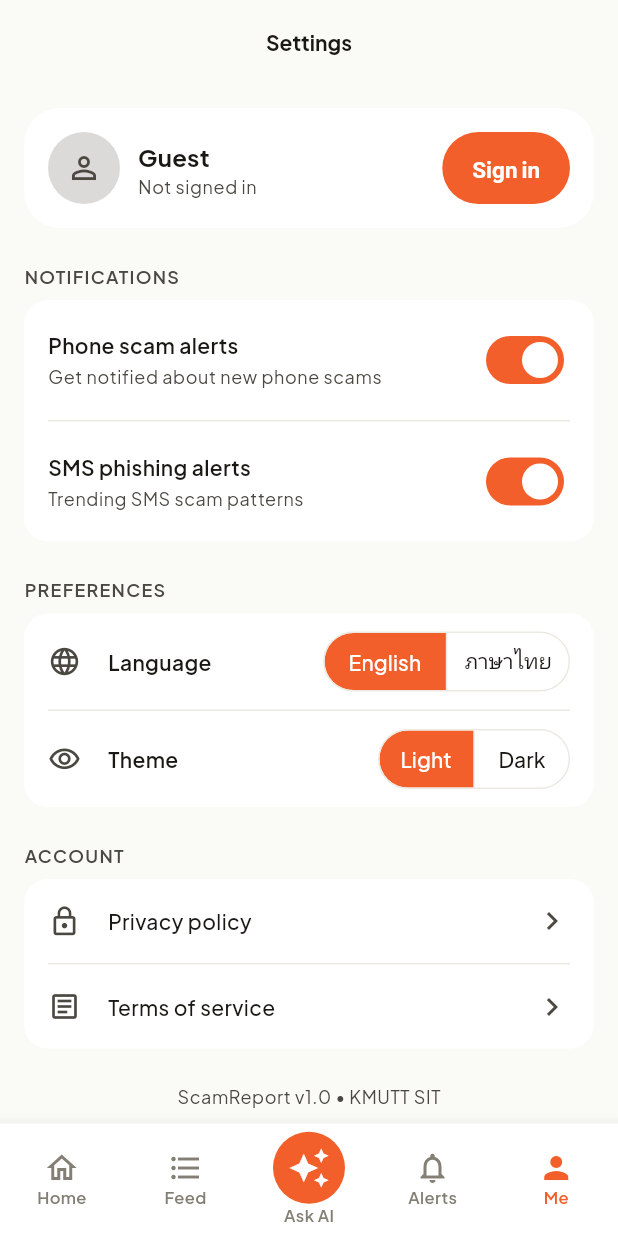
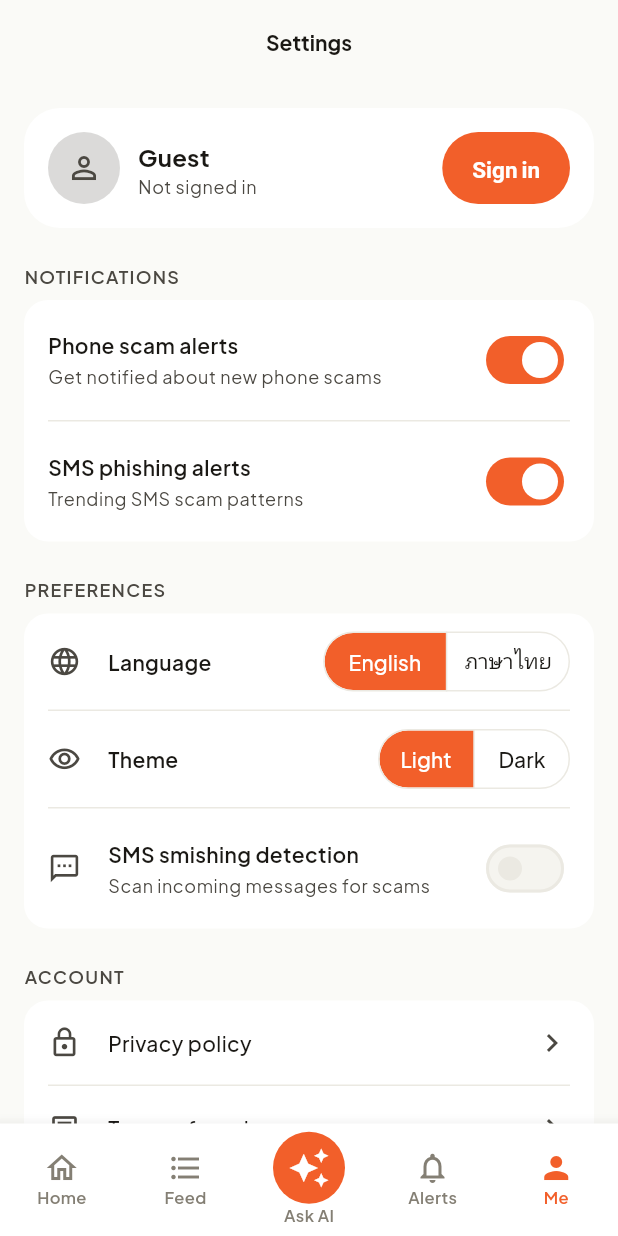
Before and after one commit to CSC234-UserCenteredMobileApp/ScamReport, a Flutter app: the SettingsScreen screen opened by its route, after a tap on "English", on a phone screen of 412 x 824 dp. Run offline on Flutter 3.47's test engine with Material 3 defaults, Android fonts, the phone set to English and light mode, and no system bars; our stand-ins replace cloud_firestore, drift, firebase_analytics, firebase_auth, firebase_core, firebase_crashlytics and 8 more; accounts and stored records are empty; generated files the repository leaves out were written again; network calls fail.

Commit message:
feat(mobile): smsScanning setting + consent/permission toggle in preferences
Co-Authored-By: Claude Sonnet 4.6 <noreply@anthropic.com>

```diff
--- a/apps/mobile/lib/features/settings/data/settings_repository.dart
+++ b/apps/mobile/lib/features/settings/data/settings_repository.dart
@@ -7,6 +7,7 @@ const _keyTheme = 'settings_theme';
 const _keyLanguage = 'settings_language';
 const _keyPhoneScam = 'notif_phone_scam';
 const _keySmsPhishing = 'notif_sms_phishing';
+const _keySmsScanning = 'feature_sms_scanning';
 
 class SettingsRepository {
   const SettingsRepository(this._prefs);
@@ -26,6 +27,7 @@ class SettingsRepository {
       language: _prefs.getString(_keyLanguage) ?? 'th',
       phoneScamAlerts: _prefs.getBool(_keyPhoneScam) ?? true,
       smsPhishingAlerts: _prefs.getBool(_keySmsPhishing) ?? true,
+      smsScanning: _prefs.getBool(_keySmsScanning) ?? false,
     );
   }
 
@@ -40,6 +42,7 @@ class SettingsRepository {
       _prefs.setString(_keyLanguage, state.language),
       _prefs.setBool(_keyPhoneScam, state.phoneScamAlerts),
       _prefs.setBool(_keySmsPhishing, state.smsPhishingAlerts),
+      _prefs.setBool(_keySmsScanning, state.smsScanning),
     ]);
   }
 }
--- a/apps/mobile/lib/features/settings/domain/settings_state.dart
+++ b/apps/mobile/lib/features/settings/domain/settings_state.dart
@@ -6,18 +6,21 @@ class SettingsState {
     required this.language,
     required this.phoneScamAlerts,
     required this.smsPhishingAlerts,
+    required this.smsScanning,
   });
 
   final ThemeMode themeMode;
   final String language; // 'en' | 'th'
   final bool phoneScamAlerts;
   final bool smsPhishingAlerts;
+  final bool smsScanning;
 
   static const SettingsState defaults = SettingsState(
     themeMode: ThemeMode.system,
     language: 'th',
     phoneScamAlerts: true,
     smsPhishingAlerts: true,
+    smsScanning: false,
   );
 
   SettingsState copyWith({
@@ -25,12 +28,14 @@ class SettingsState {
     String? language,
     bool? phoneScamAlerts,
     bool? smsPhishingAlerts,
+    bool? smsScanning,
   }) {
     return SettingsState(
       themeMode: themeMode ?? this.themeMode,
       language: language ?? this.language,
       phoneScamAlerts: phoneScamAlerts ?? this.phoneScamAlerts,
       smsPhishingAlerts: smsPhishingAlerts ?? this.smsPhishingAlerts,
+      smsScanning: smsScanning ?? this.smsScanning,
     );
   }
 }
--- a/apps/mobile/lib/features/settings/presentation/_preferences_section.dart
+++ b/apps/mobile/lib/features/settings/presentation/_preferences_section.dart
@@ -10,7 +10,9 @@ class _PreferencesSection extends ConsumerWidget {
     return settingsAsync.when(
       loading: () => const _SettingsSkeleton(height: 116),
       error: (_, __) => const SizedBox.shrink(),
-      data: (settings) => Card(
+      data: (settings) {
+        final showSms = !kIsWeb && Platform.isAndroid;
+        return Card(
           margin: EdgeInsets.zero,
           shape: const RoundedRectangleBorder(
             borderRadius: BorderRadius.all(Radius.circular(16)),
@@ -43,7 +45,7 @@ class _PreferencesSection extends ConsumerWidget {
               _PrefRow(
                 icon: Icons.visibility_outlined,
                 label: context.l10n.themeLabel,
-              isLast: true,
+                isLast: !showSms,
                 trailing: SegmentedButton<ThemeMode>(
                   segments: [
                     ButtonSegment(value: ThemeMode.light, label: Text(context.l10n.themeLight)),
@@ -66,9 +68,14 @@ class _PreferencesSection extends ConsumerWidget {
                   ),
                 ),
               ),
+              if (showSms) ...[
+                const Divider(height: 1, indent: 16, endIndent: 16),
+                _SmsToggleTile(settings: settings, ref: ref),
+              ],
             ],
           ),
-      ),
+        );
+      },
     );
   }
 }
@@ -113,3 +120,86 @@ class _PrefRow extends StatelessWidget {
     );
   }
 }
+
+class _SmsToggleTile extends StatelessWidget {
+  const _SmsToggleTile({required this.settings, required this.ref});
+
+  final SettingsState settings;
+  final WidgetRef ref;
+
+  @override
+  Widget build(BuildContext context) {
+    return ClipRRect(
+      borderRadius: const BorderRadius.vertical(bottom: Radius.circular(16)),
+      child: SwitchListTile(
+        secondary: Icon(
+          Icons.sms_outlined,
+          color: Theme.of(context).colorScheme.onSurfaceVariant,
+          size: 22,
+        ),
+        title: Text(
+          context.l10n.smsSmishingDetectionLabel,
+          style: Theme.of(context).textTheme.bodyMedium?.copyWith(fontWeight: FontWeight.w600),
+        ),
+        subtitle: Text(
+          context.l10n.smsSmishingDetectionDesc,
+          style: Theme.of(context).textTheme.bodySmall?.copyWith(
+                color: Theme.of(context).colorScheme.onSurfaceVariant,
+              ),
+        ),
+        value: settings.smsScanning,
+        onChanged: (v) => _onToggle(context, v),
+        contentPadding: const EdgeInsets.symmetric(horizontal: 16, vertical: 4),
+      ),
+    );
+  }
+
+  Future<void> _onToggle(BuildContext context, bool enable) async {
+    if (!enable) {
+      await ref.read(settingsProvider.notifier).save(settings.copyWith(smsScanning: false));
+      return;
+    }
+
+    final prefs = ref.read(sharedPreferencesProvider).requireValue;
+    final consentGiven = prefs.getBool('sms_scan_consent_given') ?? false;
+    if (!consentGiven) {
+      if (!context.mounted) return;
+      final agreed = await _showSmsConsentDialog(context);
+      if (!agreed || !context.mounted) return;
+      await prefs.setBool('sms_scan_consent_given', true);
+    }
+
+    final status = await Permission.sms.request();
+    if (!status.isGranted) {
+      if (context.mounted) {
+        ScaffoldMessenger.of(context).showSnackBar(
+          SnackBar(content: Text(context.l10n.smsPermissionDenied)),
+        );
+      }
+      return;
+    }
+
+    await ref.read(settingsProvider.notifier).save(settings.copyWith(smsScanning: true));
+  }
+
+  Future<bool> _showSmsConsentDialog(BuildContext context) async {
+    return await showDialog<bool>(
+          context: context,
+          builder: (ctx) => AlertDialog(
+            title: Text(ctx.l10n.smsConsentTitle),
+            content: Text(ctx.l10n.smsConsentBody),
+            actions: [
+              TextButton(
+                onPressed: () => Navigator.of(ctx).pop(false),
+                child: Text(ctx.l10n.cancel),
+              ),
+              FilledButton(
+                onPressed: () => Navigator.of(ctx).pop(true),
+                child: Text(ctx.l10n.smsConsentAgree),
+              ),
+            ],
+          ),
+        ) ??
+        false;
+  }
+}
--- a/apps/mobile/lib/features/settings/presentation/settings_screen.dart
+++ b/apps/mobile/lib/features/settings/presentation/settings_screen.dart
@@ -1,12 +1,18 @@
+import 'dart:io';
+
 import 'package:firebase_auth/firebase_auth.dart';
+import 'package:flutter/foundation.dart';
 import 'package:flutter/material.dart';
 import 'package:flutter_riverpod/flutter_riverpod.dart';
 import 'package:go_router/go_router.dart';
+import 'package:permission_handler/permission_handler.dart';
 
+import '../../../core/di/cache.dart';
 import '../../../core/theme/app_theme.dart';
 import '../../../l10n/l10n.dart';
 import '../../auth/domain/auth_user.dart';
 import '../../auth/presentation/auth_providers.dart';
+import '../domain/settings_state.dart';
 import 'settings_providers.dart';
 
 part '_account_card.dart';
--- a/apps/mobile/lib/l10n/app_localizations.dart
+++ b/apps/mobile/lib/l10n/app_localizations.dart
@@ -215,7 +215,7 @@ abstract class AppLocalizations {
   /// No description provided for @categorySmsAlert.
   ///
   /// In en, this message translates to:
-  /// **'SMS Alert'**
+  /// **'SMS Scan'**
   String get categorySmsAlert;
 
   /// No description provided for @reportCountLabel.
@@ -655,6 +655,60 @@ abstract class AppLocalizations {
   /// In en, this message translates to:
   /// **'AI confidence: {score}% ({level})'**
   String adminAiScore(int score, String level);
+
+  /// No description provided for @smsSmishingDetectionLabel.
+  ///
+  /// In en, this message translates to:
+  /// **'SMS smishing detection'**
+  String get smsSmishingDetectionLabel;
+
+  /// No description provided for @smsSmishingDetectionDesc.
+  ///
+  /// In en, this message translates to:
+  /// **'Scan incoming messages for scams'**
+  String get smsSmishingDetectionDesc;
+
+  /// No description provided for @smsConsentTitle.
+  ///
+  /// In en, this message translates to:
+  /// **'Enable SMS scanning?'**
+  String get smsConsentTitle;
+
+  /// No description provided for @smsConsentBody.
+  ///
+  /// In en, this message translates to:
+  /// **'ScamReport will read incoming SMS and send the content to our servers to check for scams. No messages are stored on our servers. You can disable this at any time.'**
+  String get smsConsentBody;
+
+  /// No description provided for @smsConsentAgree.
+  ///
+  /// In en, this message translates to:
+  /// **'Agree & Continue'**
+  String get smsConsentAgree;
+
+  /// No description provided for @smsPermissionDenied.
+  ///
+  /// In en, this message translates to:
+  /// **'SMS permission is required to scan messages'**
+  String get smsPermissionDenied;
+
+  /// No description provided for @smsScanTitle.
+  ///
+  /// In en, this message translates to:
+  /// **'Suspicious SMS detected'**
+  String get smsScanTitle;
+
+  /// No description provided for @smsScanScamTitle.
+  ///
+  /// In en, this message translates to:
+  /// **'Scam SMS detected'**
+  String get smsScanScamTitle;
+
+  /// No description provided for @view.
+  ///
+  /// In en, this message translates to:
+  /// **'View'**
+  String get view;
 }
 
 class _AppLocalizationsDelegate
--- a/apps/mobile/lib/l10n/app_localizations_en.dart
+++ b/apps/mobile/lib/l10n/app_localizations_en.dart
@@ -68,7 +68,7 @@ class AppLocalizationsEn extends AppLocalizations {
   String get categoryPlatformUpdate => 'Platform Update';
 
   @override
-  String get categorySmsAlert => 'SMS Alert';
+  String get categorySmsAlert => 'SMS Scan';
 
   @override
   String reportCountLabel(int count) {
@@ -303,4 +303,33 @@ class AppLocalizationsEn extends AppLocalizations {
   String adminAiScore(int score, String level) {
     return 'AI confidence: $score% ($level)';
   }
+
+  @override
+  String get smsSmishingDetectionLabel => 'SMS smishing detection';
+
+  @override
+  String get smsSmishingDetectionDesc => 'Scan incoming messages for scams';
+
+  @override
+  String get smsConsentTitle => 'Enable SMS scanning?';
+
+  @override
+  String get smsConsentBody =>
+      'ScamReport will read incoming SMS and send the content to our servers to check for scams. No messages are stored on our servers. You can disable this at any time.';
+
+  @override
+  String get smsConsentAgree => 'Agree & Continue';
+
+  @override
+  String get smsPermissionDenied =>
+      'SMS permission is required to scan messages';
+
+  @override
+  String get smsScanTitle => 'Suspicious SMS detected';
+
+  @override
+  String get smsScanScamTitle => 'Scam SMS detected';
+
+  @override
+  String get view => 'View';
 }
--- a/apps/mobile/lib/l10n/app_localizations_th.dart
+++ b/apps/mobile/lib/l10n/app_localizations_th.dart
@@ -68,7 +68,7 @@ class AppLocalizationsTh extends AppLocalizations {
   String get categoryPlatformUpdate => 'อัปเดตแพลตฟอร์ม';
 
   @override
-  String get categorySmsAlert => 'การแจ้งเตือน SMS';
+  String get categorySmsAlert => 'สแกน SMS';
 
   @override
   String reportCountLabel(int count) {
@@ -303,4 +303,33 @@ class AppLocalizationsTh extends AppLocalizations {
   String adminAiScore(int score, String level) {
     return 'ความเชื่อมั่น AI: $score% ($level)';
   }
+
+  @override
+  String get smsSmishingDetectionLabel => 'ตรวจจับ SMS หลอกลวง';
+
+  @override
+  String get smsSmishingDetectionDesc =>
+      'ตรวจสอบข้อความขาเข้าเพื่อหาการหลอกลวง';
+
+  @override
+  String get smsConsentTitle => 'เปิดใช้การสแกน SMS?';
+
+  @override
+  String get smsConsentBody =>
+      'ScamReport จะอ่าน SMS ขาเข้าและส่งเนื้อหาไปยังเซิร์ฟเวอร์เพื่อตรวจสอบการหลอกลวง ข้อความของคุณจะไม่ถูกจัดเก็บบนเซิร์ฟเวอร์ คุณสามารถปิดใช้งานได้ทุกเมื่อ';
+
+  @override
+  String get smsConsentAgree => 'ยอมรับและดำเนินการต่อ';
+
+  @override
+  String get smsPermissionDenied => 'ต้องการสิทธิ์ SMS เพื่อสแกนข้อความ';
+
+  @override
+  String get smsScanTitle => 'พบ SMS น่าสงสัย';
+
+  @override
+  String get smsScanScamTitle => 'พบ SMS หลอกลวง';
+
+  @override
+  String get view => 'ดู';
 }
```
Lines whose indentation alone changed are shown as unchanged.
